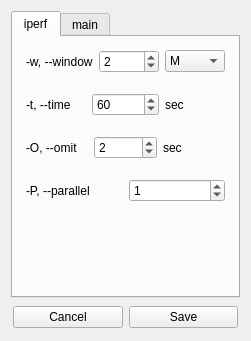
This is qiperfc/src/formoption.ui in coolshou/qiperf as Qt 5 draws it before an edit. The edited form follows.
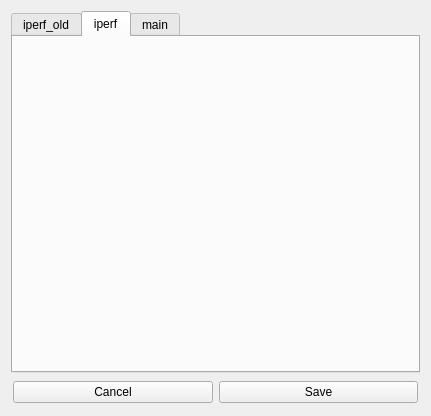
This is the edited form. The open tabs and pages were chosen to show the change. Icons and pictures are not drawn.

Commit message: new quick iperf manager tool

What changed in the file:
```diff
--- a/qiperfc/src/formoption.ui
+++ b/qiperfc/src/formoption.ui
@@ -9,8 +9,8 @@
    <rect>
     <x>0</x>
     <y>0</y>
-    <width>251</width>
-    <height>341</height>
+    <width>431</width>
+    <height>416</height>
    </rect>
   </property>
   <property name="windowTitle">
@@ -26,9 +26,9 @@
      <property name="currentIndex">
       <number>1</number>
      </property>
-     <widget class="QWidget" name="tab_iperf">
+     <widget class="QWidget" name="tab_iperf_old">
       <attribute name="title">
-       <string>iperf</string>
+       <string>iperf_old</string>
       </attribute>
       <layout class="QVBoxLayout" name="verticalLayout_3">
        <property name="spacing">
@@ -210,6 +210,11 @@
        </item>
       </layout>
      </widget>
+     <widget class="QWidget" name="tab_iperf">
+      <attribute name="title">
+       <string>iperf</string>
+      </attribute>
+     </widget>
      <widget class="QWidget" name="tab_main">
       <attribute name="title">
        <string>main</string>
```
The commit also changes 27 other files.
